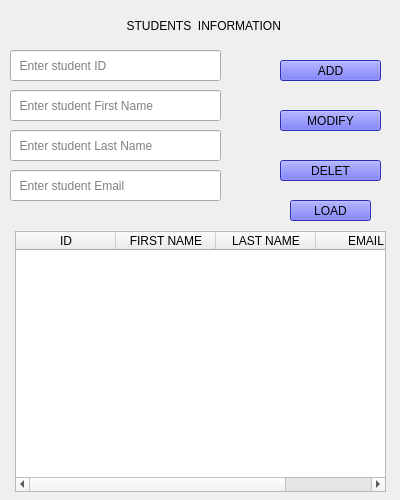
First picture: the form in admin.ui, repository mariamzhamakochyan/Lab-projects, before the edit.
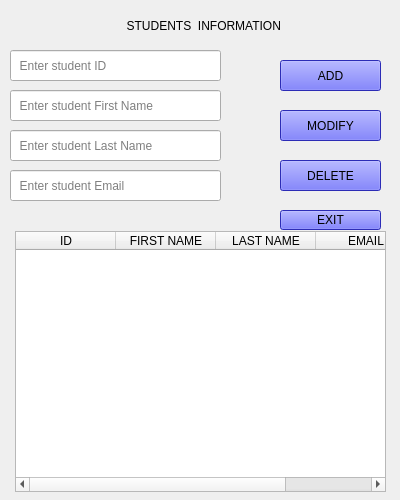
Second picture: the form after the edit.

The edit to the form file:
```diff
--- a/admin.ui
+++ b/admin.ui
@@ -64,7 +64,7 @@
      <x>280</x>
      <y>60</y>
      <width>101</width>
-     <height>21</height>
+     <height>31</height>
     </rect>
    </property>
    <property name="styleSheet">
@@ -93,7 +93,7 @@
      <x>280</x>
      <y>110</y>
      <width>101</width>
-     <height>21</height>
+     <height>31</height>
     </rect>
    </property>
    <property name="styleSheet">
@@ -109,7 +109,7 @@
      <x>280</x>
      <y>160</y>
      <width>101</width>
-     <height>21</height>
+     <height>31</height>
     </rect>
    </property>
    <property name="styleSheet">
@@ -117,7 +117,7 @@
 </string>
    </property>
    <property name="text">
-    <string>DELET</string>
+    <string>DELETE</string>
    </property>
   </widget>
   <widget class="QLabel" name="label">
@@ -169,10 +169,10 @@
   <widget class="QPushButton" name="pushButton_load">
    <property name="geometry">
     <rect>
-     <x>290</x>
-     <y>200</y>
-     <width>81</width>
-     <height>21</height>
+     <x>280</x>
+     <y>210</y>
+     <width>101</width>
+     <height>20</height>
     </rect>
    </property>
    <property name="styleSheet">
@@ -180,7 +180,7 @@
 </string>
    </property>
    <property name="text">
-    <string>LOAD</string>
+    <string>EXIT</string>
    </property>
   </widget>
  </widget>
```
Left out of the diff: 5 changed lines with no effect on the pictures.
